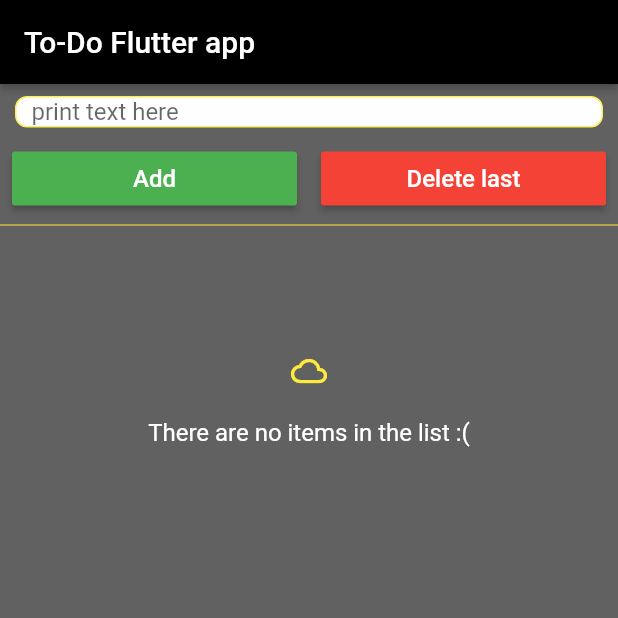
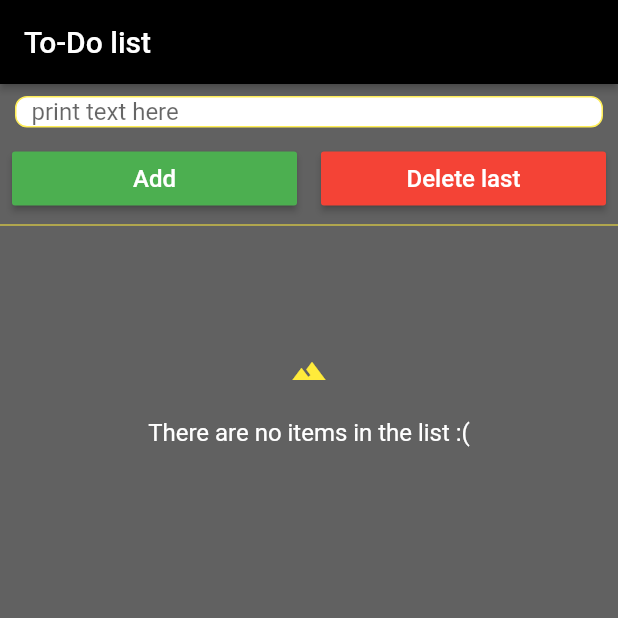
Before and after one commit to Papashkin/first_flutter_app, a Flutter app: the screen it shows after launch, after a tap on "Add", on a phone screen of 412 x 824 dp, the top half of it. Run offline on Flutter 3.47's test engine with Material 2 defaults, Android fonts, the phone set to English and light mode, and no system bars; our stand-ins replace sqflite; accounts and stored records are empty; statements that could not run were skipped.

Commit message:
1. Created providers list, notifier widget for DI in the app; 2. Created routers for future navigation;

```diff
--- /dev/null
+++ b/lib/change_notifier_widget.dart
@@ -0,0 +1,46 @@
+import 'package:flutter/material.dart';
+import 'package:provider/provider.dart';
+
+class ChangeNotifierWidget<T extends ChangeNotifier> extends StatefulWidget {
+  ChangeNotifierWidget({
+    Key key,
+    @required this.viewModel,
+    @required this.builder,
+    this.child,
+    this.onInitWidget,
+  }) : super(key: key);
+
+  final Function(BuildContext context, T viewModel, Widget child) builder;
+  final T viewModel;
+  final Widget child;
+  final Function(T) onInitWidget;
+
+  @override
+  _ChangeNotifierWidgetState<T> createState() =>
+      _ChangeNotifierWidgetState<T>();
+}
+
+class _ChangeNotifierWidgetState<T extends ChangeNotifier>
+    extends State<ChangeNotifierWidget<T>> {
+  T viewModel;
+
+  @override
+  void initState() {
+    super.initState();
+    viewModel = widget.viewModel;
+    if (viewModel != null) {
+      widget.onInitWidget(viewModel);
+    }
+  }
+
+  @override
+  Widget build(BuildContext context) {
+    return ChangeNotifierProvider<T>(
+      create: (_) => viewModel,
+      child: Consumer<T>(
+        builder: widget.builder,
+        child: widget.child,
+      ),
+    );
+  }
+}
--- a/lib/data/local/to_do_item_provider.dart
+++ b/lib/data/local/to_do_item_provider.dart
@@ -4,10 +4,10 @@ import 'package:sqflite/sqflite.dart';
 final String tableToDoItem = 'toDoItem';
 
 class ToDoItemProvider {
-  Database db;
+  Database _db;
 
   Future open(String path) async {
-    db = await openDatabase(path, version: 1,
+    _db = await openDatabase(path, version: 1,
         onCreate: (Database db, int version) async {
       await db.execute('''
           create table $tableToDoItem (
@@ -18,13 +18,21 @@ class ToDoItemProvider {
     });
   }
 
+  Future prepareDb() async {
+    if (_db.isOpen == false) {
+      await open('to_do_items');
+    }
+  }
+
   Future<ToDoItem> insert(ToDoItem item) async {
-    await db.insert(tableToDoItem, item.toMap());
+    await prepareDb();
+    await _db.insert(tableToDoItem, item.toMap());
     return item;
   }
 
   Future<List<ToDoItem>> getAll() async {
-    var data = await db.query(tableToDoItem);
+    await prepareDb();
+    var data = await _db.query(tableToDoItem);
     if (data.length > 0) {
       return data.map((item) => ToDoItem.fromMap(item)).toList();
     } else {
@@ -32,12 +40,16 @@ class ToDoItemProvider {
     }
   }
 
-  Future delete(int id) async =>
-      await db.delete(tableToDoItem, where: '$columnId = ?', whereArgs: [id]);
+  Future delete(int id) async {
+    await prepareDb();
+    await _db.delete(tableToDoItem, where: '$columnId = ?', whereArgs: [id]);
+  }
 
-  Future update(ToDoItem item) async =>
-      await db.update(tableToDoItem, item.toMap(), where: '$columnId = ?', whereArgs: [item.id]);
+  Future update(ToDoItem item) async {
+    await prepareDb();
+    await _db.update(tableToDoItem, item.toMap(),
+        where: '$columnId = ?', whereArgs: [item.id]);
+  }
 
-  Future close() async => db.close();
-
+  Future close() async => _db.close();
 }
--- a/lib/main.dart
+++ b/lib/main.dart
@@ -1,15 +1,28 @@
-import 'package:first_flutter_app/ui/main_view.dart';
+import 'package:first_flutter_app/providers.dart';
+import 'package:first_flutter_app/utils/navigation/router.dart';
 import 'package:flutter/material.dart';
 import 'package:flutter/widgets.dart';
+import 'package:provider/provider.dart';
 
-void main() => runApp(Application());
+void main() => runApp(ToDoApplication());
+
+class ToDoApplication extends StatelessWidget {
+  @override
+  Widget build(BuildContext context) {
+    return MultiProvider(
+      providers: providers,
+      child: Application(),
+    );
+  }
+}
 
 class Application extends StatelessWidget {
   @override
   Widget build(BuildContext context) {
     return MaterialApp(
       theme: ThemeData(primarySwatch: Colors.blue),
-      home: MainView(),
+      initialRoute: RoutePath.Main,
+      onGenerateRoute: Routes.generateRoutes,
     );
   }
 }
--- a/lib/presentation/main_view_model.dart
+++ b/lib/presentation/main_view_model.dart
@@ -1,7 +1,6 @@
 import 'package:first_flutter_app/data/local/to_do_item_provider.dart';
 import 'package:first_flutter_app/models/to_do_item.dart';
 import 'package:flutter/widgets.dart';
-
 
 class MainViewState {
   List<ToDoItem> items;
@@ -9,25 +8,30 @@ class MainViewState {
   MainViewState({this.items});
 }
 
+class MainViewModel extends ChangeNotifier {
+  MainViewModel({@required ToDoItemProvider toDoItemProvider}):
+      _toDoItemProvider = toDoItemProvider {
+//    _state = MainViewState(items: _items);
+  }
 
-class MainViewModel extends ChangeNotifier {
-  List<ToDoItem> _items = [];
-  MainViewState _state = MainViewState(items: []);
-  ToDoItemProvider itemsProvider = ToDoItemProvider();
+  final ToDoItemProvider _toDoItemProvider;
 
+  MainViewState _state;
   MainViewState get state => _state;
 
   // open the To-Do database during init view
+  List<ToDoItem> _items = [];
   void init() async {
-    await itemsProvider.open('to_do.db');
-    _items = await itemsProvider.getAll();
+    await _toDoItemProvider.open('to_do.db');
+    _items = await _toDoItemProvider.getAll();
     if (_items == null) _items = [];
     _setState(MainViewState(items: _items));
   }
 
   void addItem(String text) async {
     if (text.isNotEmpty) {
-      var newItem = await itemsProvider.insert(ToDoItem(name: text, isSelected: false, id: _items.length + 1));
+      var newItem = await _toDoItemProvider.insert(
+          ToDoItem(name: text, isSelected: false, id: _items.length + 1));
       _items.add(newItem);
       _setState(MainViewState(items: _items));
     }
@@ -35,7 +39,7 @@ class MainViewModel extends ChangeNotifier {
 
   void deleteLastItem() async {
     if (_items.isNotEmpty) {
-      await itemsProvider.delete(_items.last.id);
+      await _toDoItemProvider.delete(_items.last.id);
       _items.removeLast();
       _setState(MainViewState(items: _items));
     }
@@ -44,12 +48,12 @@ class MainViewModel extends ChangeNotifier {
   void setSelected(bool isSelected, int id) async {
     var updatedItem = _items.firstWhere((test) => test.id == id);
     updatedItem.isSelected = isSelected;
-    await itemsProvider.update(updatedItem);
+    await _toDoItemProvider.update(updatedItem);
     _setState(MainViewState(items: _items));
   }
 
   void dispose() {
-    itemsProvider.close();
+    _toDoItemProvider.close();
     super.dispose();
   }
 
@@ -57,5 +61,4 @@ class MainViewModel extends ChangeNotifier {
     _state = newState;
     notifyListeners();
   }
-
 }
--- /dev/null
+++ b/lib/providers.dart
@@ -0,0 +1,8 @@
+import 'package:provider/provider.dart';
+import 'package:first_flutter_app/data/local/to_do_item_provider.dart';
+import 'package:provider/single_child_widget.dart';
+
+
+List<SingleChildWidget> providers = <SingleChildWidget>[
+  Provider<ToDoItemProvider>(create: (_) => ToDoItemProvider()),
+];
--- a/lib/ui/main_view.dart
+++ b/lib/ui/main_view.dart
@@ -1,14 +1,14 @@
+import 'package:first_flutter_app/change_notifier_widget.dart';
+import 'package:first_flutter_app/data/local/to_do_item_provider.dart';
+import 'package:flutter/cupertino.dart';
+import 'package:flutter/material.dart';
 import 'package:first_flutter_app/presentation/main_view_model.dart';
 import 'package:first_flutter_app/widgets/item_card.dart';
-import 'package:flutter/cupertino.dart';
-import 'package:flutter/material.dart';
 import 'package:provider/provider.dart';
 
 class MainView extends StatefulWidget {
   @override
-  State createState() {
-    return _MainViewState();
-  }
+  _MainViewState createState() => _MainViewState();
 }
 
 class _MainViewState extends State<MainView> {
@@ -18,7 +18,6 @@ class _MainViewState extends State<MainView> {
   final mainTextStyle = TextStyle(color: Colors.white, fontSize: 16.0);
   final String hint = "print text here";
   final bool obscureText = false;
-  final MainViewModel viewModel = MainViewModel();
 
   String _text = "";
 
@@ -32,31 +31,31 @@ class _MainViewState extends State<MainView> {
             TextSelection(baseOffset: _text.length, extentOffset: _text.length),
       );
     });
-    viewModel.init();
     super.initState();
   }
 
   @override
   void dispose() {
     _controller.dispose();
-    viewModel.dispose();
     super.dispose();
   }
 
   @override
   Widget build(BuildContext context) {
-    return ChangeNotifierProvider<MainViewModel>.value(
-      value: viewModel,
-      child: Consumer<MainViewModel>(
-          builder: (context, model, child) => getScaffold(model)),
+    return ChangeNotifierWidget<MainViewModel>(
+      viewModel: MainViewModel(toDoItemProvider: Provider.of<ToDoItemProvider>(context)),
+      builder:(BuildContext context, MainViewModel viewModel, Widget child) => getScaffold(viewModel),
+      onInitWidget: (MainViewModel viewModel) => viewModel.init(),
     );
   }
 
   Widget getScaffold(MainViewModel viewModel) {
     _controller.text = "";
-    return Scaffold(
+    return viewModel.state == null
+    ? Center(child: CircularProgressIndicator())
+    : Scaffold(
       backgroundColor: Colors.grey[700],
-      appBar: appBar('To-Do Flutter app'),
+      appBar: appBar('To-Do list'),
       body: Column(
         mainAxisAlignment: MainAxisAlignment.start,
         crossAxisAlignment: CrossAxisAlignment.stretch,
@@ -79,7 +78,7 @@ class _MainViewState extends State<MainView> {
                         mainAxisAlignment: MainAxisAlignment.center,
                         crossAxisAlignment: CrossAxisAlignment.center,
                         children: <Widget>[
-                              Icon(Icons.cloud_queue, color: Colors.yellow),
+                              Icon(Icons.terrain, color: Colors.yellow),
                               Padding(padding: EdgeInsets.only(top: 20.0)),
                               Text('There are no items in the list :(',
                                   style: mainTextStyle)
--- /dev/null
+++ b/lib/utils/navigation/router.dart
@@ -0,0 +1,19 @@
+import 'package:first_flutter_app/ui/main_view.dart';
+import 'package:flutter/material.dart';
+
+class Routes {
+  static Route<dynamic> generateRoutes(RouteSettings routeSettings) {
+    switch (routeSettings.name) {
+      case RoutePath.Main:
+        return MaterialPageRoute<MainView>(
+            builder: (BuildContext context) => MainView());
+      default:
+        throw "Unknown route. Route \"${routeSettings.name}\" doesn't exists";
+    }
+  }
+}
+
+
+class RoutePath {
+  static const String Main = 'main';
+}
--- a/pubspec.yaml
+++ b/pubspec.yaml
@@ -20,7 +20,7 @@ dependencies:
   flutter:
     sdk: flutter
 
-  provider: ^3.0.0
+  provider: ^4.0.2
 
   sqflite: ^1.2.0
 
```
Also changed, not shown: pubspec.lock.
